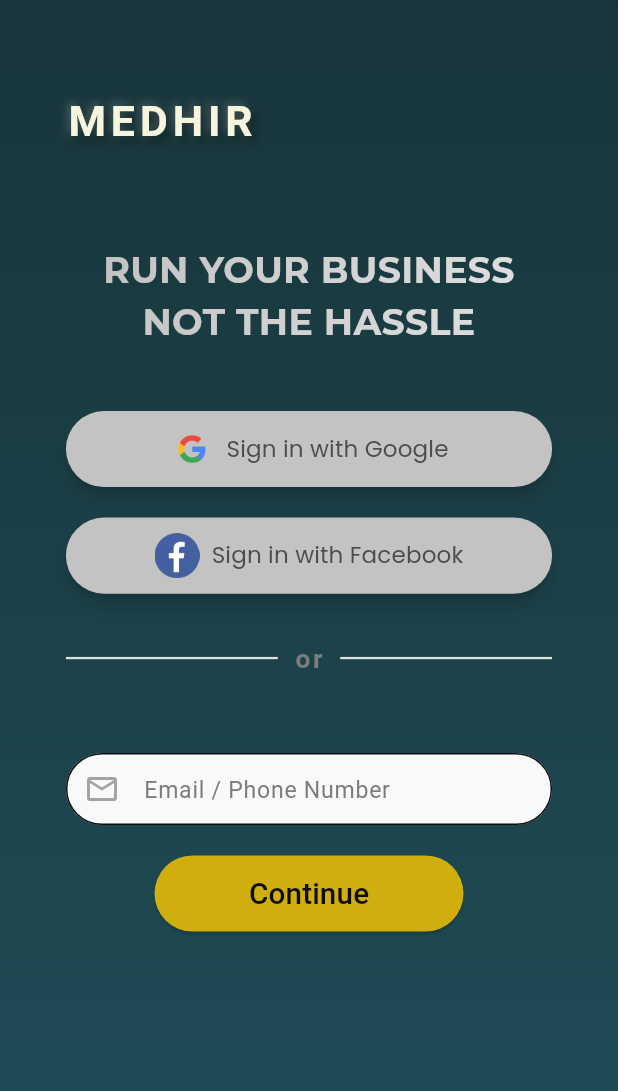
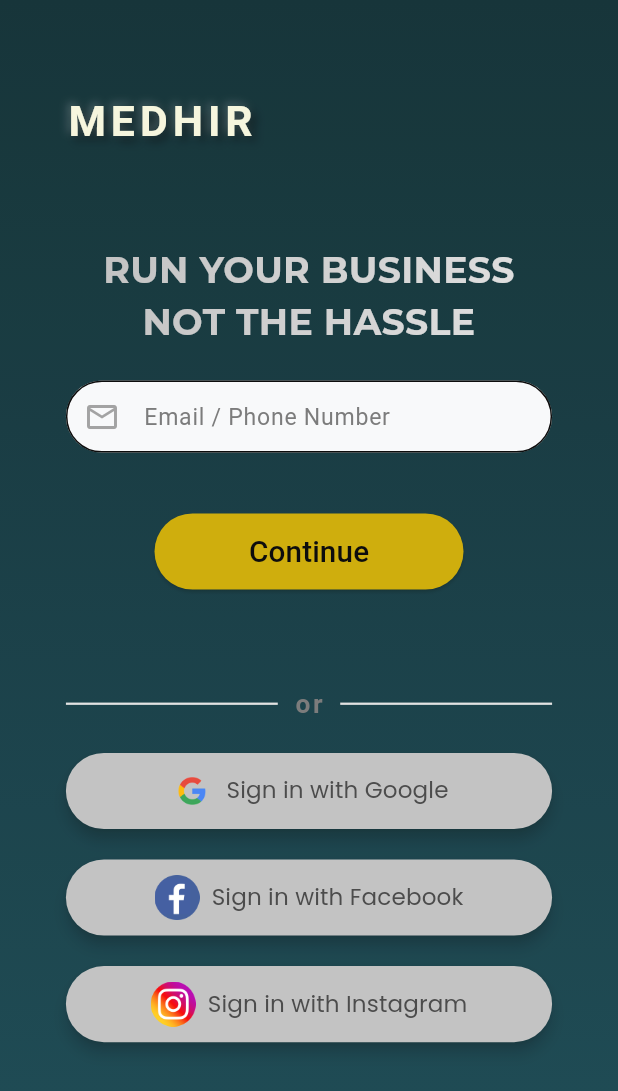
Before and after one commit to sinsau182/Medhir, a Flutter app: the screen it shows after launch, on a phone screen of 412 x 824 dp. Shown: the top 1091 px of the screen. Run offline on Flutter 3.47's test engine with Material 3 defaults, Android fonts, the phone set to English and light mode, and no system bars; our stand-ins replace flutter_screenutil, shared_preferences.

Commit message:
resolved ui for easy onboarding

```diff
--- a/lib/Screens/Home.dart
+++ b/lib/Screens/Home.dart
@@ -3,43 +3,103 @@ import 'package:http/http.dart' as http; // for http requests
 import 'package:flutter/material.dart';
 import 'package:provider/provider.dart';
 import 'package:medhir/ThemeNotifier.dart';
-import 'package:flutter_screenutil/flutter_screenutil.dart'; // Assuming you are using flutter_screenutil for screen sizing
+import 'package:flutter_screenutil/flutter_screenutil.dart';
+import 'package:shared_preferences/shared_preferences.dart';
+import 'app.dart';
+// Assuming you are using flutter_screenutil for screen sizing
 
+class HomeScreen extends StatefulWidget {
+  @override
+  _HomeScreenState createState() => _HomeScreenState();
+}
 
+class _HomeScreenState extends State<HomeScreen> {
+  final TextEditingController credController = TextEditingController();
+  final TextEditingController passwordController = TextEditingController();
+  bool emailExists = false;
+  bool isLoggingIn = false;
 
-class HomeScreen extends StatelessWidget {
-  final TextEditingController credController = TextEditingController();
+  // Check if email exists
+  Future<bool> isEmailAvailable(String email) async {
+    final apiUrl = 'http://13.201.224.161:5000/users/emails';
 
-// Function to check if the email exists in a list of emails fetched via API
-  Future<bool> isEmailAvailable(String email) async {
     try {
-      final apiUrl = 'http://13.201.224.161:5000/users/emails'; // Correct API route
+      final response = await http.get(Uri.parse(apiUrl), headers: {'Content-Type': 'application/json'});
 
-      // Send a GET request to fetch the list of emails
-      final response = await http.get(
-        Uri.parse(apiUrl),
-        headers: {'Content-Type': 'application/json'},
+      if (response.statusCode == 200) {
+        final responseBody = jsonDecode(response.body);
+        if (responseBody is List) {
+          return responseBody.contains(email);
+        } else {
+          throw Exception('Unexpected response format: Expected a list of emails.');
+        }
+      } else {
+        throw Exception('Failed to fetch emails. Status code: ${response.statusCode}');
+      }
+    } catch (e) {
+      print('Error fetching emails: $e');
+      return false;
+    }
+  }
+
+  // Refactored loginUser function
+  Future<void> loginUser(String email, String password) async {
+    final url = Uri.parse('http://13.201.224.161:5000/login');
+
+    // Show loader
+    showDialog(
+      context: context,
+      barrierDismissible: false,
+      builder: (BuildContext context) {
+        return Center(
+          child: CircularProgressIndicator(
+            valueColor: AlwaysStoppedAnimation<Color>(Colors.blue),
+          ),
+        );
+      },
     );
 
-      // Check if the request was successful
+    try {
+      final response = await http.post(
+        url,
+        headers: {'Content-Type': 'application/json'},
+        body: jsonEncode({'email': email, 'password': password}),
+      );
+
+      Navigator.pop(context); // Dismiss loader
+
       if (response.statusCode == 200) {
-        final responseBody = jsonDecode(response.body); // Decode the JSON response
+        // Handle successful login
+        final responseData = jsonDecode(response.body);
+        final token = responseData['token'];
 
-        // Check if the response contains the list of emails
-        if (responseBody is List) {
-          // Check if the provided email exists in the list
-          return responseBody.contains(email);
+        // Save token in shared preferences
+        final prefs = await SharedPreferences.getInstance();
+        await prefs.setString('authToken', token);
+
+        // Show success message
+        ScaffoldMessenger.of(context).showSnackBar(
+          SnackBar(content: Text('Login successful')),
+        );
+
+        // Navigate to the main app
+        Navigator.pushReplacement(
+          context,
+          MaterialPageRoute(builder: (context) => MainApp()),
+        );
       } else {
-          throw Exception('Invalid response format: Expected a list of emails.');
-        }
-      } else {
-        throw Exception('Failed to retrieve emails. Status code: ${response.statusCode}');
+        ScaffoldMessenger.of(context).showSnackBar(
+          SnackBar(content: Text('Error: ${response.body}')),
+        );
       }
     } catch (e) {
-      print('Error: $e');
-      return false; // Return false in case of an error, assume email does not exist
+      Navigator.pop(context); // Dismiss loader in case of error
+      ScaffoldMessenger.of(context).showSnackBar(
+        SnackBar(content: Text('Error: $e')),
+      );
     }
   }
+
 
 
 
@@ -50,25 +110,18 @@ class HomeScreen extends StatelessWidget {
     final lightGradient = LinearGradient(
       begin: Alignment.topCenter,
       end: Alignment.bottomCenter,
-      colors: [
-        Color(0xFF0b2a2f),
-        Color(0xFF14444F),
-      ],
+      colors: [Color(0xFF0b2a2f), Color(0xFF14444F)],
     );
 
     final darkGradient = LinearGradient(
       begin: Alignment.topCenter,
       end: Alignment.bottomCenter,
-      colors: [
-        Color(0xFF424242),
-        Color(0xFF2C2C2C),
-      ],
+      colors: [Color(0xFF424242), Color(0xFF2C2C2C)],
     );
 
     return Scaffold(
-      resizeToAvoidBottomInset: true,
-      body: SingleChildScrollView(
-        child: Container(
+      resizeToAvoidBottomInset: false,
+      body: Container(
         height: MediaQuery.of(context).size.height,
         decoration: BoxDecoration(
           gradient: themeNotifier.isDarkTheme ? darkGradient : lightGradient,
@@ -128,44 +181,55 @@ class HomeScreen extends StatelessWidget {
               ),
             ),
 
+            // Positioned(
+            //   top: 420.h,  // Adjusted position for the bottom row
+            //   left: 40.w,
+            //   right: 40.w,
+            //   child: Column(
+            //     children: [
+            //       TextButtonWidget(
+            //         text: "Sign in with Google",
+            //         onPressed: () {
+            //           // Add Google login logic here
+            //         },
+            //         icon: Image.asset(
+            //           'assets/google_icon.png', // Your custom icon path
+            //           height: 30.0, // Adjust the size of the icon
+            //           width: 30.0,
+            //         ),
+            //       ),
+            //       SizedBox(height: 20.h),
+            //       TextButtonWidget(
+            //         text: "Sign in with Facebook",
+            //         onPressed: () {
+            //           // Add Facebook login logic here
+            //         },
+            //         icon: Image.asset(
+            //           'assets/facebook_icon.png', // Your custom icon path
+            //           height: 30.0, // Adjust the size of the icon
+            //           width: 30.0,
+            //         ),
+            //       ),
+            //       SizedBox(height: 20.h),
+            //       TextButtonWidget(
+            //         text: "Sign in with Instagram",
+            //         onPressed: () {
+            //           // Add Instagram login logic here
+            //         },
+            //         icon: Image.asset(
+            //           'assets/instagram_logo.png', // Your custom icon path
+            //           height: 30.0, // Adjust the size of the icon
+            //           width: 30.0,
+            //         ),
+            //       ),
+            //     ],
+            //   ),
+            // ),
+
+
+
             Positioned(
               top: 250.h,
-                left: 40.w,
-                right: 40.w,
-                child: Column(
-                  children: [
-                    SizedBox(height: 20.h),
-                    TextButtonWidget(
-                      text: "Sign in with Google",
-                      onPressed: () {
-                        // Add Google login logic here
-                      },
-                      icon: Image.asset(
-                        'assets/google_icon.png', // Your custom icon path
-                        height: 30.0, // Adjust the size of the icon
-                        width: 30.0,
-                      ),
-                    ),
-
-
-                    SizedBox(height: 20.h),
-                    TextButtonWidget(
-                      text: "Sign in with Facebook",
-                      onPressed: () {
-                        // Add Google login logic here
-                      },
-                      icon: Image.asset(
-                        'assets/facebook_icon.png', // Your custom icon path
-                        height: 30.0, // Adjust the size of the icon
-                        width: 30.0,
-                      ),
-                    ),
-                  ],
-                ),
-              ),
-
-              Positioned(
-                bottom: 200.h,
               left: 40.w,
               right: 40.w,
               child: Column(
@@ -176,12 +240,20 @@ class HomeScreen extends StatelessWidget {
                     prefixIcon: Icon(Icons.email_outlined, color: Colors.grey),
                   ),
                   SizedBox(height: 20.h),
-
+                  if (emailExists)
+                    TextFieldDecoration(
+                      controller: passwordController,
+                      hintText: 'Password',
+                      obscureText: true,
+                      prefixIcon: Icon(Icons.lock_outline, color: Colors.grey),
+                    ),
+                  SizedBox(height: 20.h),
                   SizedBox(
                     width: 0.5.sw,
                     child: ElevatedButton(
                       onPressed: () async {
                         String email = credController.text.trim();
+                        String password = passwordController.text.trim();
 
                         if (email.isEmpty) {
                           ScaffoldMessenger.of(context).showSnackBar(
@@ -190,16 +262,26 @@ class HomeScreen extends StatelessWidget {
                           return;
                         }
 
+                        if (!emailExists && password.isEmpty) {
                           bool emailExists = await isEmailAvailable(email);
+                          setState(() {
+                            this.emailExists = emailExists;
+                          });
 
                           if (emailExists) {
-                            Navigator.pushNamed(context, '/login');
+                            setState(() {
+                              isLoggingIn = true;
+                            });
                           } else {
-                            Navigator.pushNamed(context, '/signup');
+                            Navigator.pushNamed(context, '/signup', arguments: email);
+                          }
+                        } else if (emailExists && isLoggingIn) {
+                          loginUser(email, password);
                         }
                       },
                       style: ButtonStyle(
-                          backgroundColor: MaterialStateProperty.all(Color.fromARGB(255, 204, 170, 0)),
+                        backgroundColor:
+                        MaterialStateProperty.all(Color.fromARGB(255, 204, 170, 0)),
                         foregroundColor: MaterialStateProperty.all(Colors.white),
                         minimumSize: MaterialStateProperty.all(Size(double.infinity, 50.h)),
                         shape: MaterialStateProperty.all(
@@ -208,11 +290,9 @@ class HomeScreen extends StatelessWidget {
                           ),
                         ),
                       ),
-                        child: Row(
-                          mainAxisAlignment: MainAxisAlignment.center,
-                          children: [
-                            Text('Continue', style: TextStyle(fontSize: 18.sp, color: Color(0xFF000000))),
-                          ],
+                      child: Text(
+                        isLoggingIn ? 'Login' : 'Continue',
+                        style: TextStyle(fontSize: 18.sp, color: Color(0xFF000000)),
                       ),
                     ),
                   ),
@@ -221,10 +301,12 @@ class HomeScreen extends StatelessWidget {
             ),
 
             Positioned(
-                top: 420.h,
+              top: 450.h, // Adjusted position for the bottom row
               left: 40.w,
               right: 40.w,
-                child: Row(
+              child: Column(
+                children: [
+                  Row(
                     children: [
                       Expanded(
                         child: Divider(
@@ -258,9 +340,46 @@ class HomeScreen extends StatelessWidget {
                       ),
                     ],
                   ),
+                  SizedBox(height: 20.h),
+                  TextButtonWidget(
+                    text: "Sign in with Google",
+                    onPressed: () {
+                      // Add Google login logic here
+                    },
+                    icon: Image.asset(
+                      'assets/google_icon.png',
+                      height: 30.0,
+                      width: 30.0,
+                    ),
+                  ),
+                  SizedBox(height: 20.h),
+                  TextButtonWidget(
+                    text: "Sign in with Facebook",
+                    onPressed: () {
+                      // Add Facebook login logic here
+                    },
+                    icon: Image.asset(
+                      'assets/facebook_icon.png',
+                      height: 30.0,
+                      width: 30.0,
+                    ),
+                  ),
+                  SizedBox(height: 20.h),
+                  TextButtonWidget(
+                    text: "Sign in with Instagram",
+                    onPressed: () {
+                      // Add Instagram login logic here
+                    },
+                    icon: Image.asset(
+                      'assets/instagram_logo.png',
+                      height: 30.0,
+                      width: 30.0,
+                    ),
                   ),
                 ],
               ),
+            ),
+          ],
         ),
       ),
     );
@@ -269,19 +388,16 @@ class HomeScreen extends StatelessWidget {
 
 
 
-
-
-
 // Custom Text Button widget
 class TextButtonWidget extends StatelessWidget {
   final String text;
   final VoidCallback onPressed;
-  final Widget? icon; // Widget type for more flexibility (can be any widget, e.g., Image or Icon)
+  final Widget? icon;
 
   const TextButtonWidget({
     required this.text,
     required this.onPressed,
-    this.icon, // Allow any widget as the icon
+    this.icon,
   });
 
   @override
@@ -300,12 +416,12 @@ class TextButtonWidget extends StatelessWidget {
         ),
         onPressed: onPressed,
         child: Row(
-          mainAxisSize: MainAxisSize.min, // Wrap the content
+          mainAxisSize: MainAxisSize.min,
           mainAxisAlignment: MainAxisAlignment.center,
           children: [
             if (icon != null) ...[
-              icon!, // Display the customized icon if provided
-              SizedBox(width: 8.0), // Space between icon and text
+              icon!,
+              SizedBox(width: 8.0),
             ],
             Text(
               text,
@@ -322,8 +438,6 @@ class TextButtonWidget extends StatelessWidget {
     );
   }
 }
-
-
 
 // Gradient text widget
 class GradientText extends StatelessWidget {
--- a/lib/main.dart
+++ b/lib/main.dart
@@ -60,8 +60,7 @@ class MyApp extends StatelessWidget {
         ),
         child: HomePage(),
       ),
-      routes: {
-        '/login': (context) => LoginPage(),  // Replace with your Login page
+      routes: { // Replace with your Login page
         '/signup': (context) => SignUpScreen(), // Replace with your Signup page
       },
     );
--- a/pubspec.yaml
+++ b/pubspec.yaml
@@ -28,9 +28,10 @@ environment:
 # the latest version available on pub.dev. To see which dependencies have newer
 # versions available, run `flutter pub outdated`.
 dependencies:
+  flutter_facebook_auth: ^5.0.5
   google_sign_in: ^6.0.0
   flutter_screenutil: ^5.8.3
-  http: ^1.2.2
+  http: 0.13.6
   shared_preferences: ^2.0.7
   flutter_native_splash: ^2.2.13
   animated_text_kit: ^4.2.1  # or the latest version
@@ -63,6 +64,7 @@ flutter:
     - assets/sample.jpg
     - assets/google_icon.png
     - assets/facebook_icon.png
+    - assets/instagram_logo.png
 
     # The following line ensures that the Material Icons font is
   # included with your application, so that you can use the icons in
```
Also changed, not shown: lib/Screens/SignUp.dart (+47 -11 lines), assets/instagram_logo.png (added), pubspec.lock, 7 other files. Lines whose indentation alone changed are shown as unchanged.
